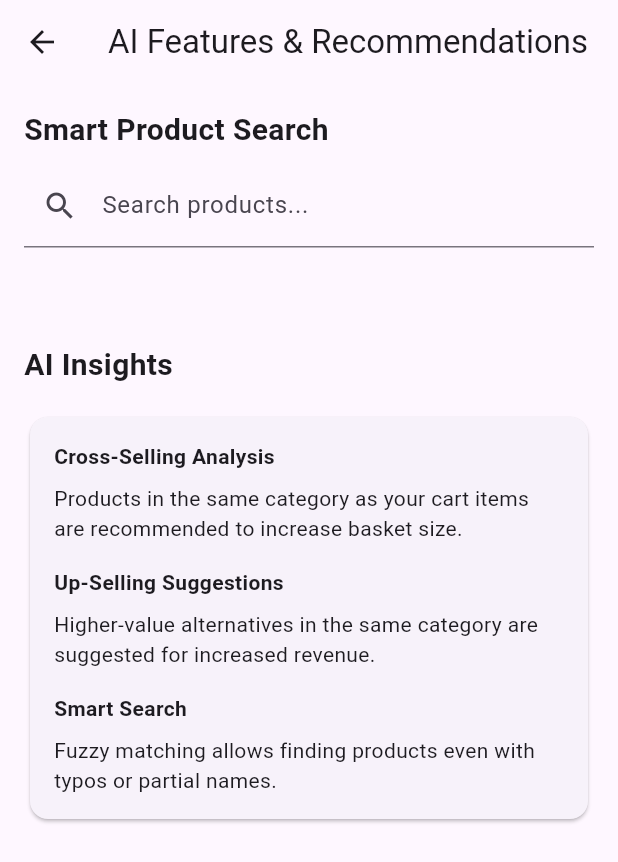
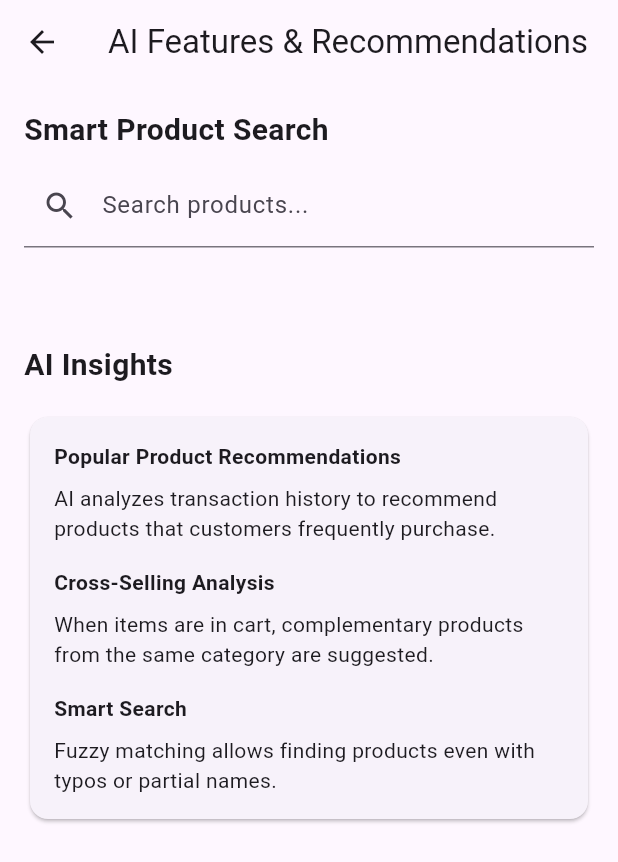
Before and after one commit to nunaprameswari/smartcashier_frontend, a Flutter app: the FutureAi screen opened directly, on a phone screen of 412 x 824 dp. Shown: the top 862 px of the screen. Run offline on Flutter 3.47's test engine with Material 3 defaults, Android fonts, the phone set to English and light mode, and no system bars; network calls fail.

Commit message:
penyetengingan pada fitur AI

```diff
--- a/lib/menu/ai.dart
+++ b/lib/menu/ai.dart
@@ -31,26 +31,21 @@ class _FutureAiState extends State<FutureAi> {
   List<Product> _getRecommendations() {
     final recommendations = <Product>[];
 
-    // Cross-selling: based on current cart items
-    final cartCategories = _currentCart.map((item) => item.product.category).toSet();
-    final cartProducts = _currentCart.map((item) => item.product).toList();
+    // Primary: Top-selling products based on transaction history
+    final topSellingProducts = _dataService.getTopSellingProducts();
+    recommendations.addAll(topSellingProducts);
 
-    for (final category in cartCategories) {
-      final categoryProducts = _dataService.products
-          .where((p) => p.category == category && !cartProducts.contains(p))
-          .toList();
-      recommendations.addAll(categoryProducts.take(2)); // Take up to 2 per category
-    }
+    // Secondary: Cross-selling based on current cart items (if cart has items)
+    if (_currentCart.isNotEmpty) {
+      final cartCategories = _currentCart.map((item) => item.product.category).toSet();
+      final cartProducts = _currentCart.map((item) => item.product).toList();
 
-    // Up-selling: larger sizes or higher margin products
-    for (final item in _currentCart) {
-      final similarProducts = _dataService.products
-          .where((p) =>
-              p.category == item.product.category &&
-              p.price > item.product.price &&
-              p != item.product)
-          .toList();
-      recommendations.addAll(similarProducts.take(1)); // Take 1 up-sell per item
+      for (final category in cartCategories) {
+        final categoryProducts = _dataService.products
+            .where((p) => p.category == category && !cartProducts.contains(p) && !topSellingProducts.contains(p))
+            .toList();
+        recommendations.addAll(categoryProducts.take(1)); // Take 1 per category to supplement top sellers
+      }
     }
 
     // Remove duplicates and limit to 5
@@ -202,7 +197,7 @@ class _FutureAiState extends State<FutureAi> {
               ),
               const SizedBox(height: 8),
               const Text(
-                'Based on your current cart and purchase patterns',
+                'Frequently purchased by customers',
                 style: TextStyle(color: Colors.grey),
               ),
               const SizedBox(height: 16),
@@ -233,21 +228,21 @@ class _FutureAiState extends State<FutureAi> {
                   crossAxisAlignment: CrossAxisAlignment.start,
                   children: [
                     const Text(
+                      'Popular Product Recommendations',
+                      style: TextStyle(fontWeight: FontWeight.bold),
+                    ),
+                    const SizedBox(height: 8),
+                    const Text(
+                      'AI analyzes transaction history to recommend products that customers frequently purchase.',
+                    ),
+                    const SizedBox(height: 16),
+                    const Text(
                       'Cross-Selling Analysis',
                       style: TextStyle(fontWeight: FontWeight.bold),
                     ),
                     const SizedBox(height: 8),
                     const Text(
-                      'Products in the same category as your cart items are recommended to increase basket size.',
-                    ),
-                    const SizedBox(height: 16),
-                    const Text(
-                      'Up-Selling Suggestions',
-                      style: TextStyle(fontWeight: FontWeight.bold),
-                    ),
-                    const SizedBox(height: 8),
-                    const Text(
-                      'Higher-value alternatives in the same category are suggested for increased revenue.',
+                      'When items are in cart, complementary products from the same category are suggested.',
                     ),
                     const SizedBox(height: 16),
                     const Text(
```
